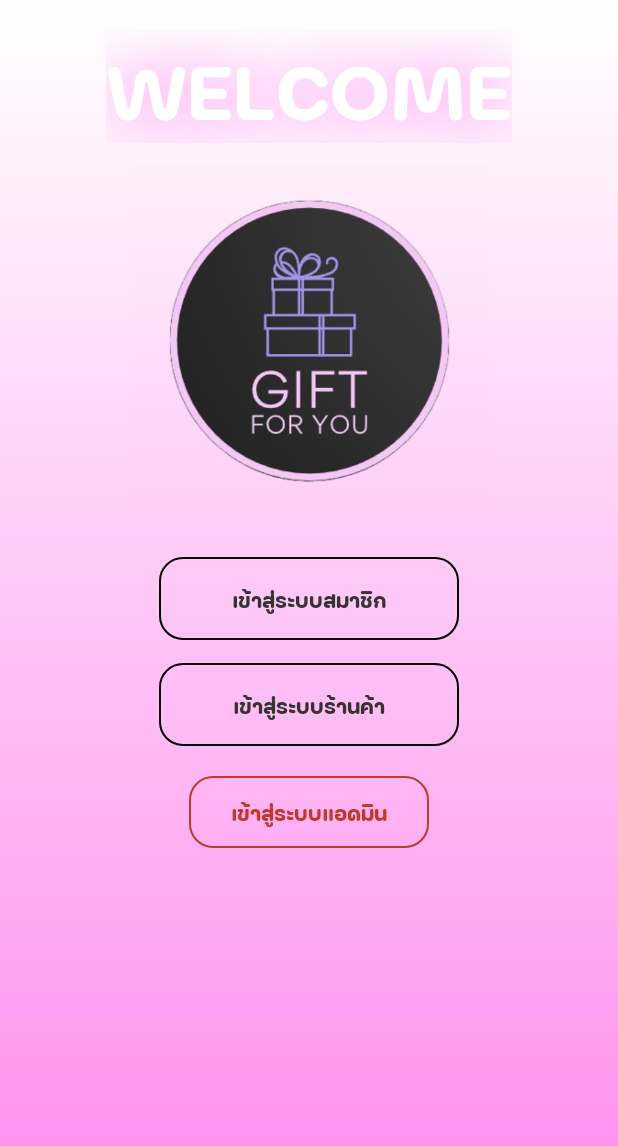
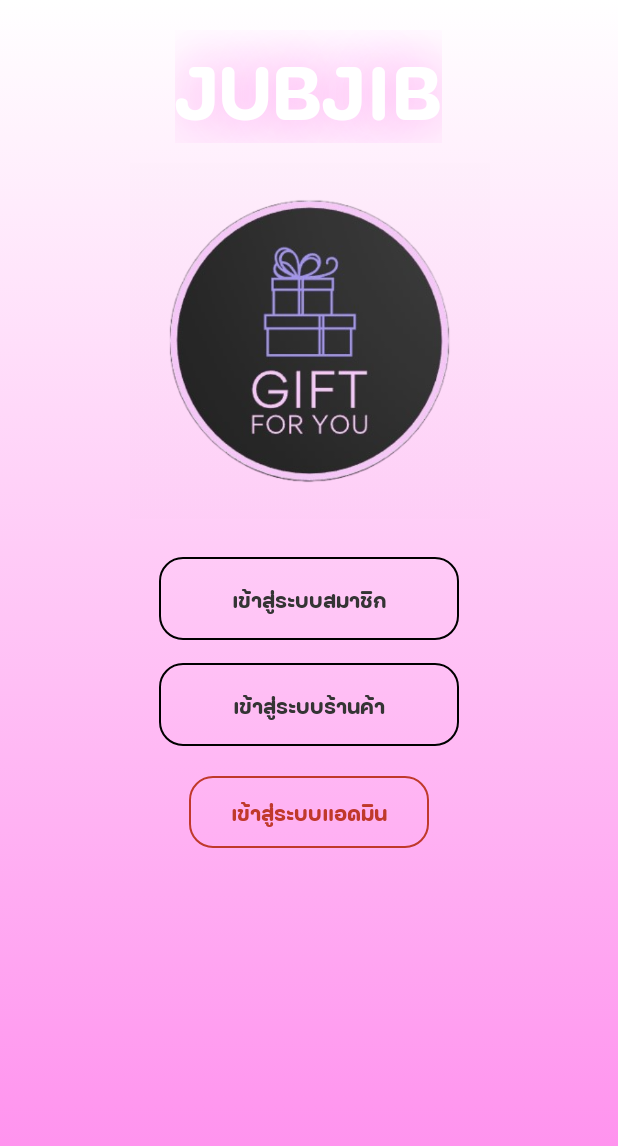
Before and after one commit to foxyhandsome/Mini, an Android app: the screen it shows after launch (MainActivity), on a phone screen of 412 x 824 dp. Shown: the top 1146 px of the screen. Run offline under Robolectric (Android 15) with nearby library versions, the phone set to English and light mode, and no system bars.

Commit message:
แก้welcome หน้าแรก

```diff
--- a/app/src/main/res/layout/activity_main.xml
+++ b/app/src/main/res/layout/activity_main.xml
@@ -14,7 +14,7 @@
         android:layout_centerHorizontal="true"
         android:layout_marginTop="20dp"
         android:fontFamily="@font/fcthai"
-        android:text="WELCOME"
+        android:text="JUBJIB"
         android:textColor="#FFFFFF"
         android:shadowColor="#FF8BED"
         android:shadowDx="0.0"
```
